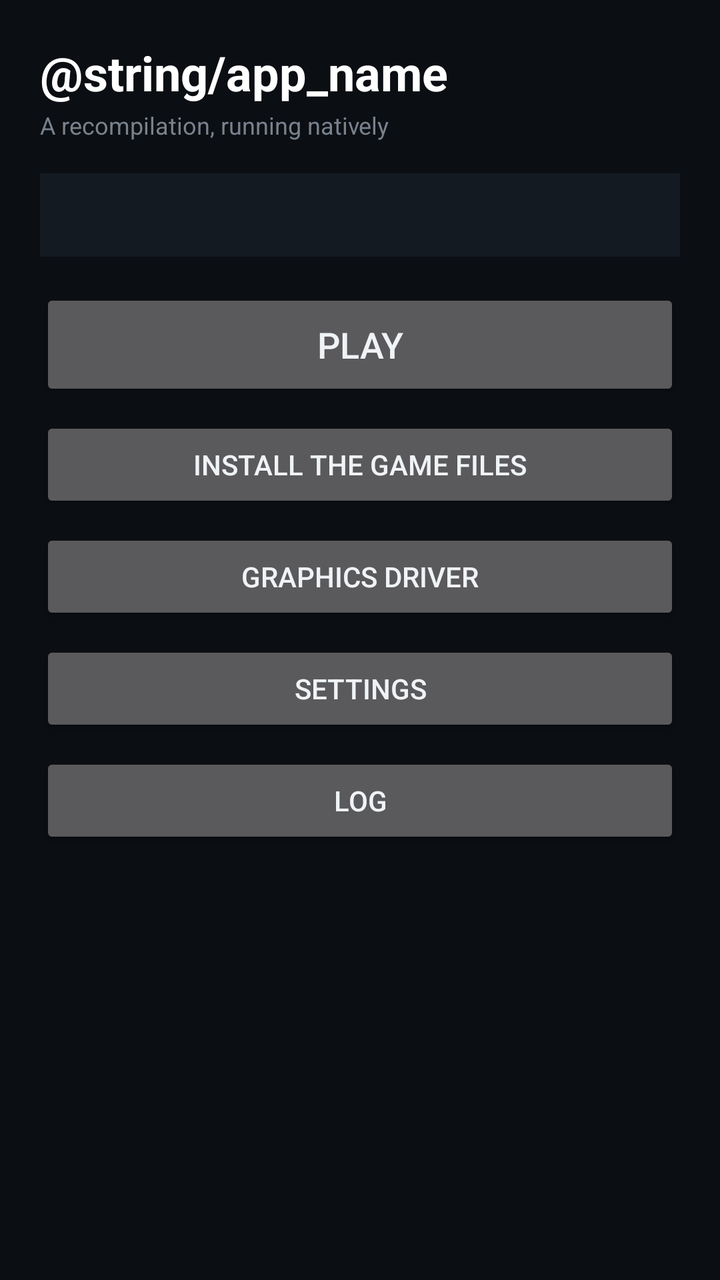
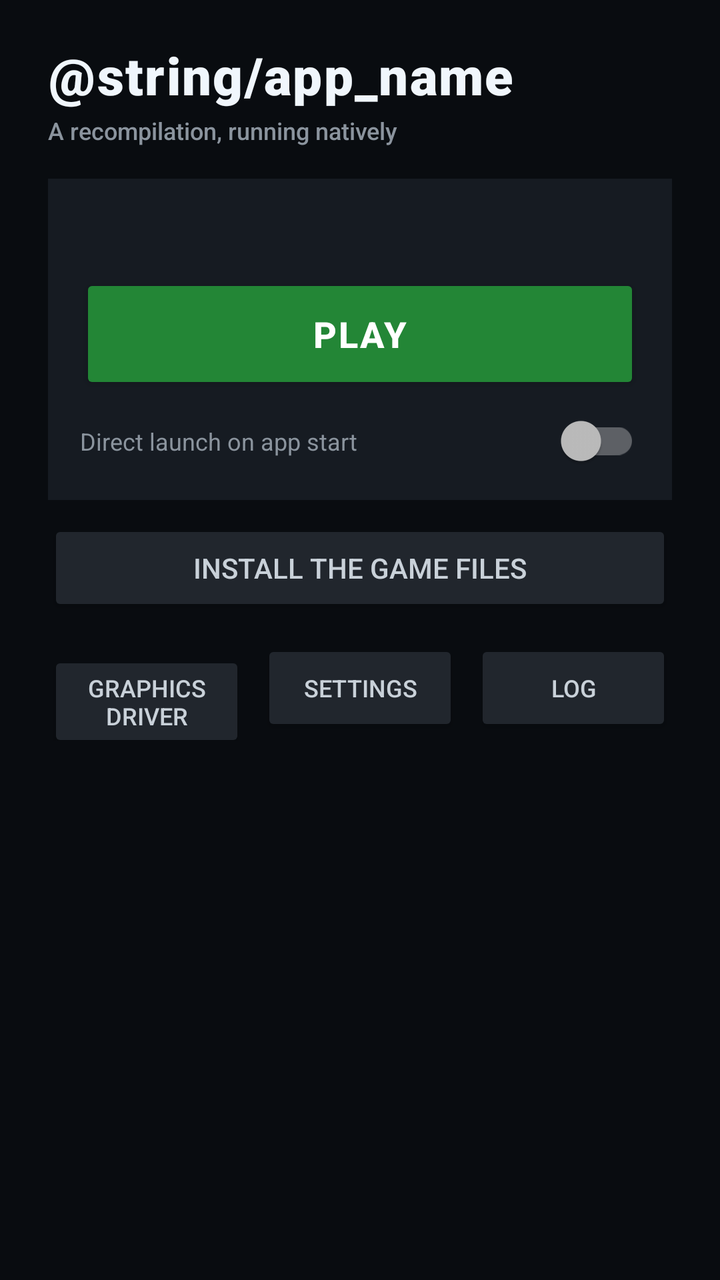

Compare the two renders of this Android layout. The source of the first and the diff that turns it into the second are given below.
<!-- AndroidManifest.xml: application theme Theme.MW2 -->
<!-- res/layout/activity_main.xml -->
<?xml version="1.0" encoding="utf-8"?>
<ScrollView xmlns:android="http://schemas.android.com/apk/res/android"
    android:layout_width="match_parent"
    android:layout_height="match_parent"
    android:fillViewport="true"
    android:background="#0B0E12">

    <LinearLayout
        android:layout_width="match_parent"
        android:layout_height="wrap_content"
        android:orientation="vertical"
        android:padding="20dp">

        <TextView
            android:layout_width="wrap_content"
            android:layout_height="wrap_content"
            android:text="@string/app_name"
            android:textColor="#FFFFFF"
            android:textSize="24sp"
            android:textStyle="bold" />

        <TextView
            android:layout_width="wrap_content"
            android:layout_height="wrap_content"
            android:paddingTop="2dp"
            android:text="@string/subtitle"
            android:textColor="#78828E"
            android:textSize="12sp" />

        <TextView
            android:id="@+id/status"
            android:layout_width="match_parent"
            android:layout_height="wrap_content"
            android:layout_marginTop="16dp"
            android:background="#141A21"
            android:padding="12dp"
            android:textColor="#C8D0D8"
            android:textSize="13sp" />

        <Button
            android:id="@+id/play"
            android:layout_width="match_parent"
            android:layout_height="wrap_content"
            android:layout_marginTop="16dp"
            android:minHeight="56dp"
            android:text="@string/play"
            android:textSize="18sp" />

        <Button
            android:id="@+id/install"
            android:layout_width="match_parent"
            android:layout_height="wrap_content"
            android:layout_marginTop="8dp"
            android:text="@string/install_game" />

        <Button
            android:id="@+id/driver"
            android:layout_width="match_parent"
            android:layout_height="wrap_content"
            android:layout_marginTop="8dp"
            android:text="@string/graphics_driver" />

        <Button
            android:id="@+id/settings"
            android:layout_width="match_parent"
            android:layout_height="wrap_content"
            android:layout_marginTop="8dp"
            android:text="@string/settings" />

        <Button
            android:id="@+id/log"
            android:layout_width="match_parent"
            android:layout_height="wrap_content"
            android:layout_marginTop="8dp"
            android:text="@string/view_log" />

        <TextView
            android:id="@+id/footer"
            android:layout_width="match_parent"
            android:layout_height="wrap_content"
            android:layout_marginTop="18dp"
            android:textColor="#5B6672"
            android:textSize="11sp" />
    </LinearLayout>
</ScrollView>
<!-- resources referenced by this layout -->
<resources>
  <string name="graphics_driver">Graphics driver</string>
  <string name="install_game">Install the game files</string>
  <string name="play">Play</string>
  <string name="settings">Settings</string>
  <string name="subtitle">A recompilation, running natively</string>
  <string name="view_log">Log</string>
  <style name="Theme.MW2" parent="Theme.AppCompat.NoActionBar">
          <item name="android:windowBackground">#0B0E12</item>
          <item name="colorPrimary">#1B2129</item>
          <item name="colorPrimaryDark">#0B0E12</item>
          <item name="colorAccent">#7FB2FF</item>
          <item name="android:textColorPrimary">#F0F3F6</item>
          <item name="android:textColorSecondary">#9AA5B1</item>
      </style>
</resources>

<!-- the commit's change to res/layout/activity_main.xml (unified diff, before → after) -->
@@ -1,85 +1,142 @@
 <?xml version="1.0" encoding="utf-8"?>
 <ScrollView xmlns:android="http://schemas.android.com/apk/res/android"
+    xmlns:tools="http://schemas.android.com/tools"
     android:layout_width="match_parent"
     android:layout_height="match_parent"
     android:fillViewport="true"
-    android:background="#0B0E12">
+    android:background="#090C10">
 
     <LinearLayout
         android:layout_width="match_parent"
         android:layout_height="wrap_content"
         android:orientation="vertical"
-        android:padding="20dp">
+        android:paddingStart="24dp"
+        android:paddingEnd="24dp"
+        android:paddingTop="20dp"
+        android:paddingBottom="20dp">
 
+        
         <TextView
             android:layout_width="wrap_content"
             android:layout_height="wrap_content"
             android:text="@string/app_name"
-            android:textColor="#FFFFFF"
-            android:textSize="24sp"
-            android:textStyle="bold" />
+            android:textColor="#F0F6FC"
+            android:textSize="26sp"
+            android:fontFamily="sans-serif-black"
+            android:letterSpacing="0.03" />
 
         <TextView
             android:layout_width="wrap_content"
             android:layout_height="wrap_content"
             android:paddingTop="2dp"
             android:text="@string/subtitle"
-            android:textColor="#78828E"
-            android:textSize="12sp" />
+            android:textColor="#8B949E"
+            android:textSize="12sp"
+            android:fontFamily="sans-serif-medium" />
 
-        <TextView
-            android:id="@+id/status"
+        
+        <LinearLayout
             android:layout_width="match_parent"
             android:layout_height="wrap_content"
             android:layout_marginTop="16dp"
-            android:background="#141A21"
-            android:padding="12dp"
-            android:textColor="#C8D0D8"
-            android:textSize="13sp" />
+            android:background="#161B22"
+            android:orientation="vertical"
+            android:padding="16dp">
 
-        <Button
-            android:id="@+id/play"
-            android:layout_width="match_parent"
-            android:layout_height="wrap_content"
-            android:layout_marginTop="16dp"
-            android:minHeight="56dp"
-            android:text="@string/play"
-            android:textSize="18sp" />
+            <TextView
+                android:id="@+id/status"
+                android:layout_width="match_parent"
+                android:layout_height="wrap_content"
+                android:textColor="#C9D1D9"
+                android:textSize="13sp"
+                android:lineSpacingExtra="3dp" />
 
+            
+            <Button
+                android:id="@+id/play"
+                android:layout_width="match_parent"
+                android:layout_height="wrap_content"
+                android:layout_marginTop="14dp"
+                android:minHeight="60dp"
+                android:backgroundTint="#238636"
+                android:text="@string/play"
+                android:textColor="#FFFFFF"
+                android:textSize="18sp"
+                android:textStyle="bold"
+                android:letterSpacing="0.05" />
+
+            
+            <androidx.appcompat.widget.SwitchCompat
+                android:id="@+id/direct_launch_switch"
+                android:layout_width="match_parent"
+                android:layout_height="wrap_content"
+                android:layout_marginTop="10dp"
+                android:text="Direct launch on app start"
+                android:textColor="#8B949E"
+                android:textSize="12sp" />
+        </LinearLayout>
+
+        
         <Button
             android:id="@+id/install"
             android:layout_width="match_parent"
             android:layout_height="wrap_content"
-            android:layout_marginTop="8dp"
-            android:text="@string/install_game" />
+            android:layout_marginTop="10dp"
+            android:backgroundTint="#21262D"
+            android:textColor="#C9D1D9"
+            android:text="@string/install_game"
+            android:textSize="14sp" />
 
-        <Button
-            android:id="@+id/driver"
+        
+        <LinearLayout
             android:layout_width="match_parent"
             android:layout_height="wrap_content"
-            android:layout_marginTop="8dp"
-            android:text="@string/graphics_driver" />
+            android:layout_marginTop="12dp"
+            android:orientation="horizontal">
 
-        <Button
-            android:id="@+id/settings"
-            android:layout_width="match_parent"
-            android:layout_height="wrap_content"
-            android:layout_marginTop="8dp"
-            android:text="@string/settings" />
+            <Button
+                android:id="@+id/driver"
+                android:layout_width="0dp"
+                android:layout_height="wrap_content"
+                android:layout_weight="1"
+                android:layout_marginEnd="4dp"
+                android:backgroundTint="#21262D"
+                android:textColor="#C9D1D9"
+                android:textSize="12sp"
+                android:text="@string/graphics_driver" />
 
-        <Button
-            android:id="@+id/log"
-            android:layout_width="match_parent"
-            android:layout_height="wrap_content"
-            android:layout_marginTop="8dp"
-            android:text="@string/view_log" />
+            <Button
+                android:id="@+id/settings"
+                android:layout_width="0dp"
+                android:layout_height="wrap_content"
+                android:layout_weight="1"
+                android:layout_marginStart="4dp"
+                android:layout_marginEnd="4dp"
+                android:backgroundTint="#21262D"
+                android:textColor="#C9D1D9"
+                android:textSize="12sp"
+                android:text="@string/settings" />
 
+            <Button
+                android:id="@+id/log"
+                android:layout_width="0dp"
+                android:layout_height="wrap_content"
+                android:layout_weight="1"
+                android:layout_marginStart="4dp"
+                android:backgroundTint="#21262D"
+                android:textColor="#C9D1D9"
+                android:textSize="12sp"
+                android:text="@string/view_log" />
+        </LinearLayout>
+
+        
         <TextView
             android:id="@+id/footer"
             android:layout_width="match_parent"
             android:layout_height="wrap_content"
             android:layout_marginTop="18dp"
-            android:textColor="#5B6672"
-            android:textSize="11sp" />
+            android:textColor="#484F58"
+            android:textSize="11sp"
+            android:lineSpacingExtra="2dp" />
     </LinearLayout>
 </ScrollView>
